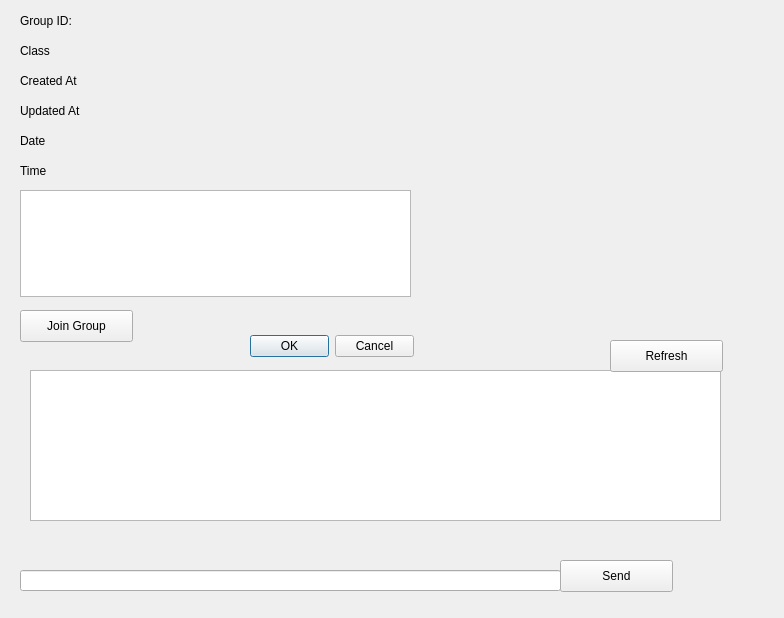
Old version of the form StudyGroupFormer/GroupInfo.ui in the repository vu035/StudyGroupApp.
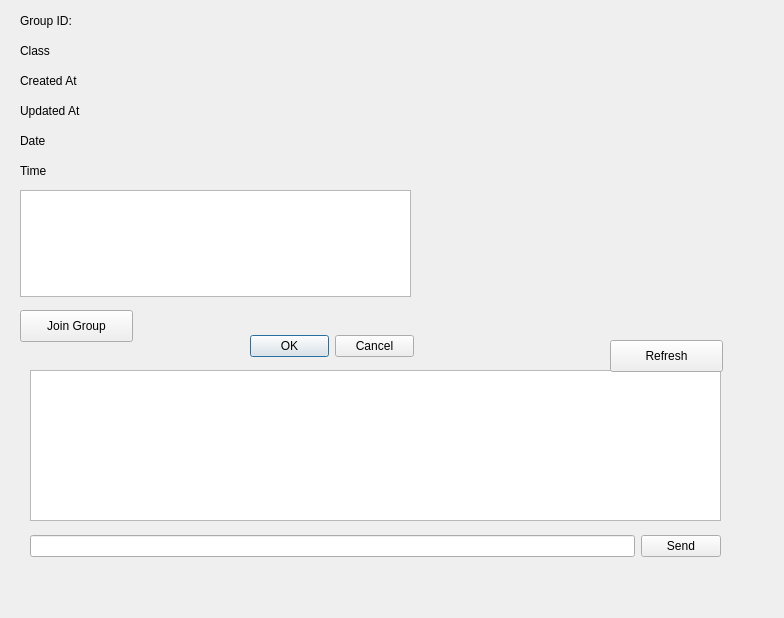
New version of the form.

Commit message: added various fixes to the chat

```diff
--- a/StudyGroupFormer/GroupInfo.ui
+++ b/StudyGroupFormer/GroupInfo.ui
@@ -192,29 +192,6 @@
     <string>Join Group</string>
    </property>
   </widget>
-  <widget class="QLineEdit" name="leGroupMessage">
-   <property name="geometry">
-    <rect>
-     <x>20</x>
-     <y>570</y>
-     <width>541</width>
-     <height>21</height>
-    </rect>
-   </property>
-  </widget>
-  <widget class="QPushButton" name="btnSendMessage">
-   <property name="geometry">
-    <rect>
-     <x>560</x>
-     <y>560</y>
-     <width>113</width>
-     <height>32</height>
-    </rect>
-   </property>
-   <property name="text">
-    <string>Send</string>
-   </property>
-  </widget>
   <widget class="QTextEdit" name="lstGroupChat">
    <property name="geometry">
     <rect>
@@ -251,6 +228,28 @@
     <set>QDialogButtonBox::Cancel|QDialogButtonBox::Ok</set>
    </property>
   </widget>
+  <widget class="QWidget" name="">
+   <property name="geometry">
+    <rect>
+     <x>30</x>
+     <y>530</y>
+     <width>691</width>
+     <height>33</height>
+    </rect>
+   </property>
+   <layout class="QHBoxLayout" name="horizontalLayout">
+    <item>
+     <widget class="QLineEdit" name="leGroupMessage"/>
+    </item>
+    <item>
+     <widget class="QPushButton" name="btnSendMessage">
+      <property name="text">
+       <string>Send</string>
+      </property>
+     </widget>
+    </item>
+   </layout>
+  </widget>
  </widget>
  <resources/>
  <connections/>
```
